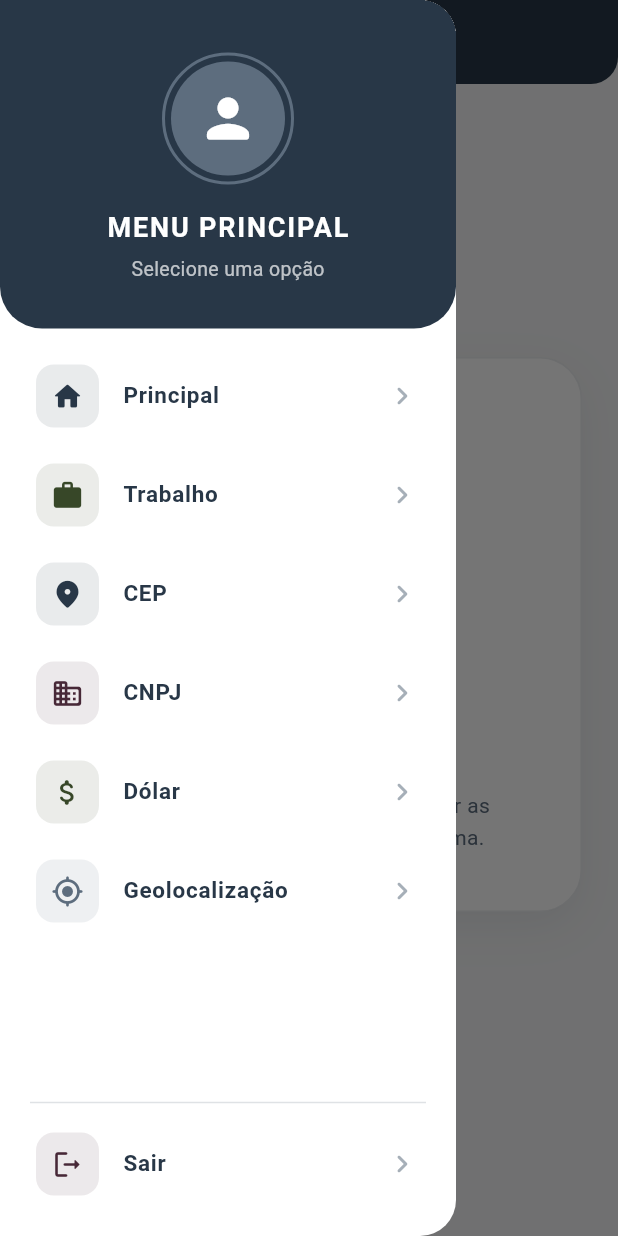
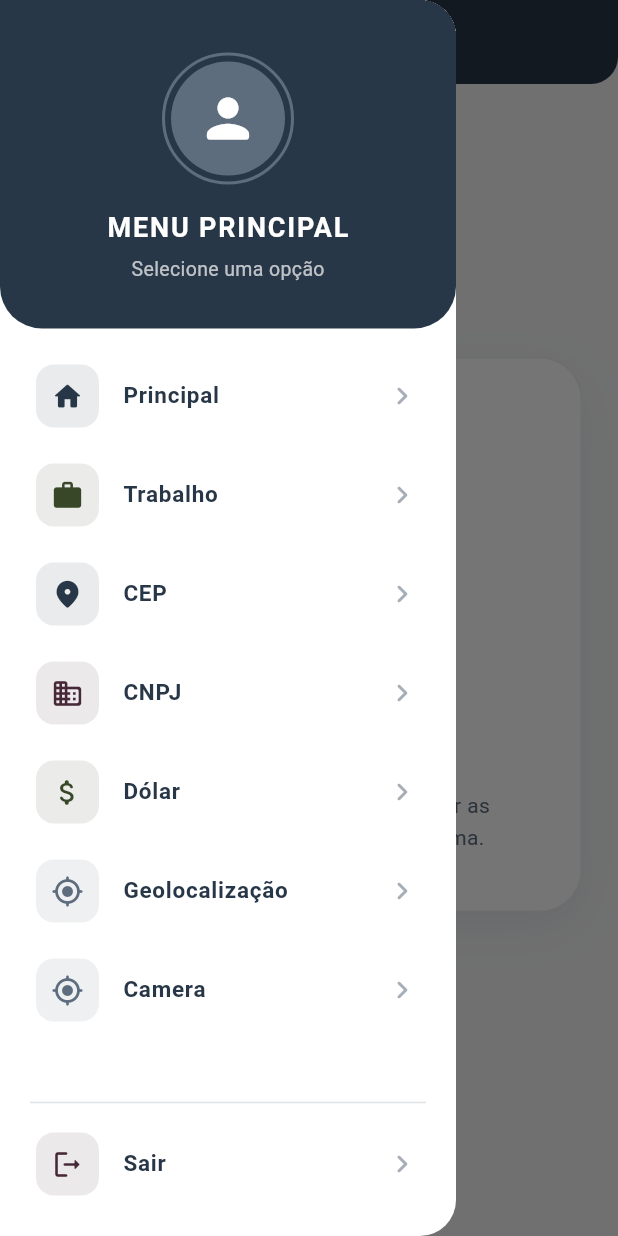
Before and after one commit to raphaelsquilaro/camera, a Flutter app: the Home screen opened directly, with the side drawer open, on a phone screen of 412 x 824 dp. Run offline on Flutter 3.47's test engine with Material 3 defaults, Android fonts, the phone set to English and light mode, and no system bars; our stand-ins replace camera, geolocator, image_picker.

Commit message:
Add menu item to navigate to Camera page

```diff
--- a/camera/lib/pages/principal.dart
+++ b/camera/lib/pages/principal.dart
@@ -204,6 +204,21 @@ class Home extends StatelessWidget {
                     context,
                     MaterialPageRoute(
                       builder: (context) => const Gps(),
+                    ),
+                  );
+                },
+              ),
+
+              _menuItem(
+                context: context,
+                icon: Icons.my_location_rounded,
+                title: 'Camera',
+                color: cinzaAzulado,
+                onTap: () {
+                  Navigator.push(
+                    context,
+                    MaterialPageRoute(
+                      builder: (context) => const Camera(),
                     ),
                   );
                 },
```
